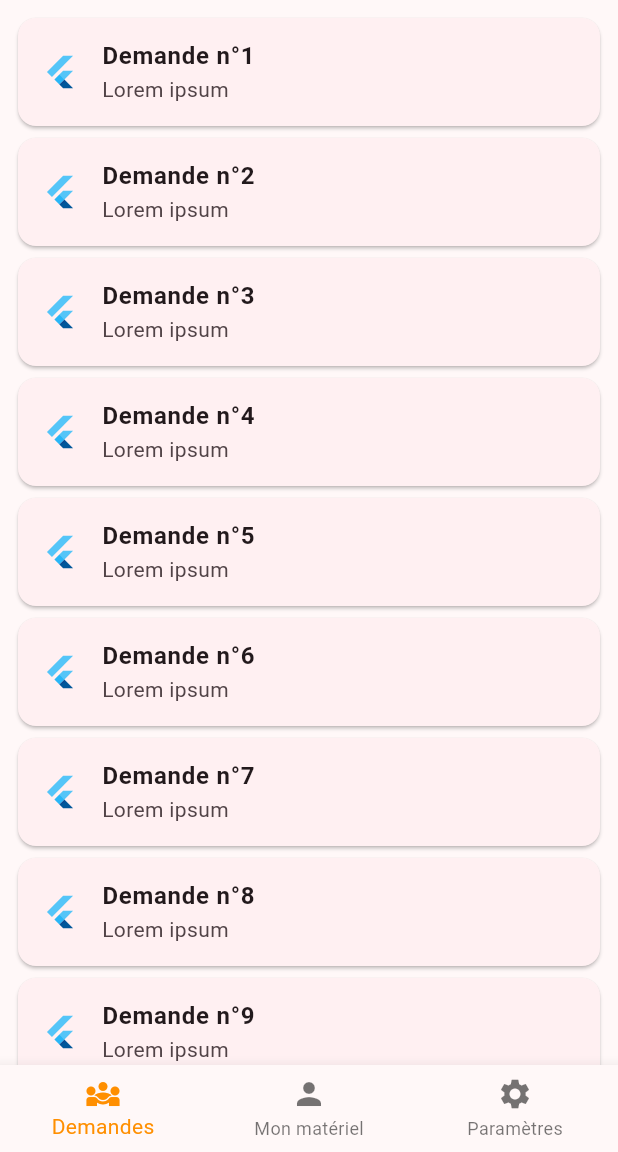
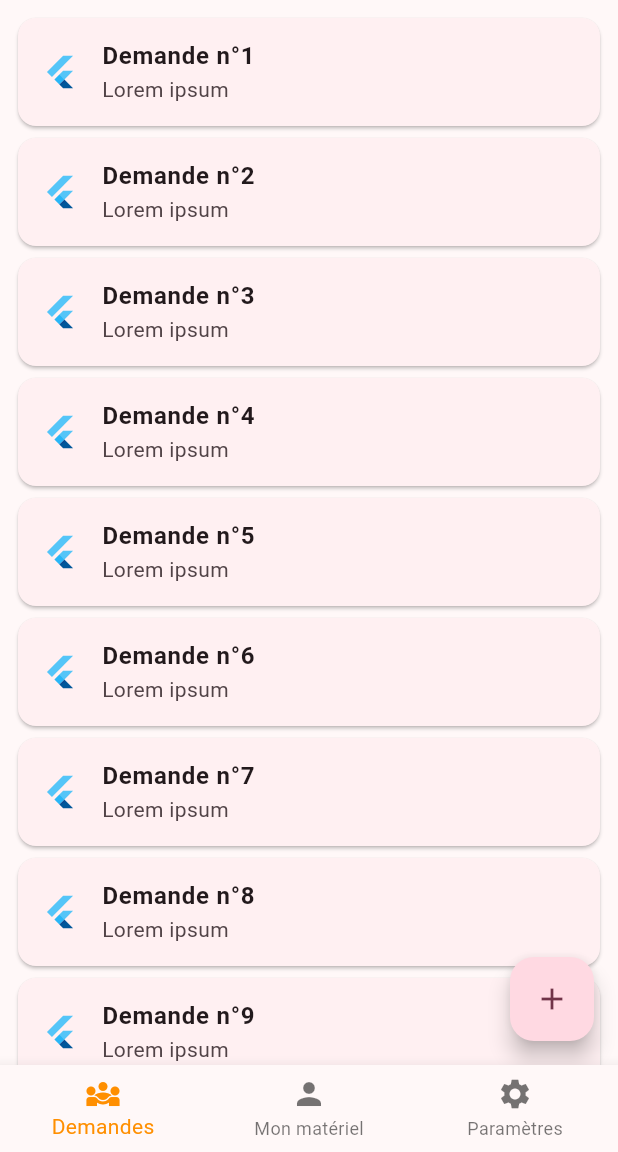
Before and after one commit to Juliette0070/Allo, a Flutter app: the screen it shows after launch, on a phone screen of 412 x 824 dp, the part 84-1236 px from its top. Run offline on Flutter 3.47's test engine with Material 3 defaults, Android fonts, the light colour scheme and no system bars.

Commit message:
Ajout d'un bouton non fonctionnel pour le moment

```diff
--- a/lib/UI/demandes_ui.dart
+++ b/lib/UI/demandes_ui.dart
@@ -2,7 +2,6 @@ import 'package:flutter/material.dart';
 
 class WidgetDemandes extends StatelessWidget {
   List<Widget> _getAllWidgetsDemandes() {
-    // List<Task> tasks = Task.generateTask(7);
     List<Widget> listeDemandes = [];
     for (int i = 0; i < 15; i++) {
       Widget taskWidget = Card(
@@ -22,14 +21,16 @@ class WidgetDemandes extends StatelessWidget {
 
   @override
   Widget build(BuildContext context) {
-    return ListView(
-      padding: const EdgeInsets.all(8),
-      children: _getAllWidgetsDemandes(),
+    return Scaffold(
+      body: ListView(
+        padding: const EdgeInsets.all(8),
+        children: _getAllWidgetsDemandes(),
+      ),
+      floatingActionButton: FloatingActionButton(
+        onPressed: () {},
+        tooltip: 'Nouvelle demande',
+        child: const Icon(Icons.add),
+      ),
     );
   }
 }
-//   @override
-//   Widget build(BuildContext context) {
-//     return Text("Demandes");
-//   }
-// }
```
